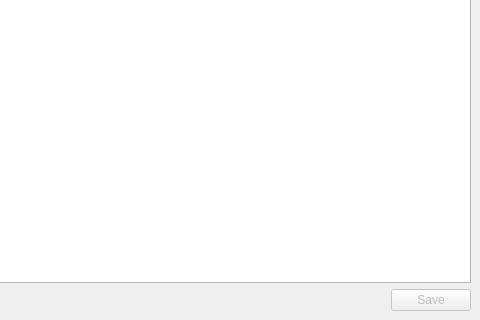
Before: the Qt Designer form design/main.ui in muri-a/Cropper, drawn with Qt 5; both pictures show x 510 to 990 and y 332 to 652 of the 990 by 652 pixel window.
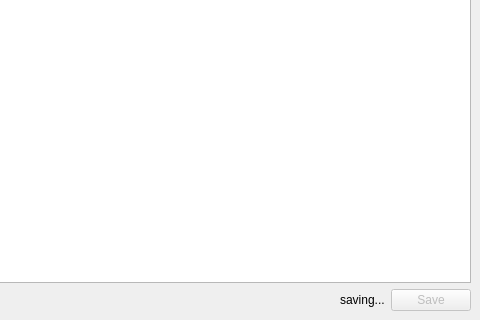
After: the same form once the commit is applied. Custom widgets are drawn as their Qt base class.

Commit message: Saving in thread + simple indicator

Diff of the .ui file:
```diff
--- a/design/main.ui
+++ b/design/main.ui
@@ -11,7 +11,16 @@
    </rect>
   </property>
   <property name="windowTitle">
-   <string>Bigger Eyes</string>
+   <string>Cropper</string>
+  </property>
+  <property name="toolButtonStyle">
+   <enum>Qt::ToolButtonStyle::ToolButtonIconOnly</enum>
+  </property>
+  <property name="animated">
+   <bool>true</bool>
+  </property>
+  <property name="tabShape">
+   <enum>QTabWidget::TabShape::Rounded</enum>
   </property>
   <widget class="QWidget" name="centralwidget">
    <layout class="QHBoxLayout" name="horizontalLayout_3">
@@ -59,6 +68,13 @@
           </property>
          </spacer>
         </item>
+        <item>
+         <widget class="QLabel" name="saving_label">
+          <property name="text">
+           <string>saving...</string>
+          </property>
+         </widget>
+        </item>
         <item>
          <widget class="QPushButton" name="save_button">
           <property name="enabled">
```
The commit also changes 3 other files.
